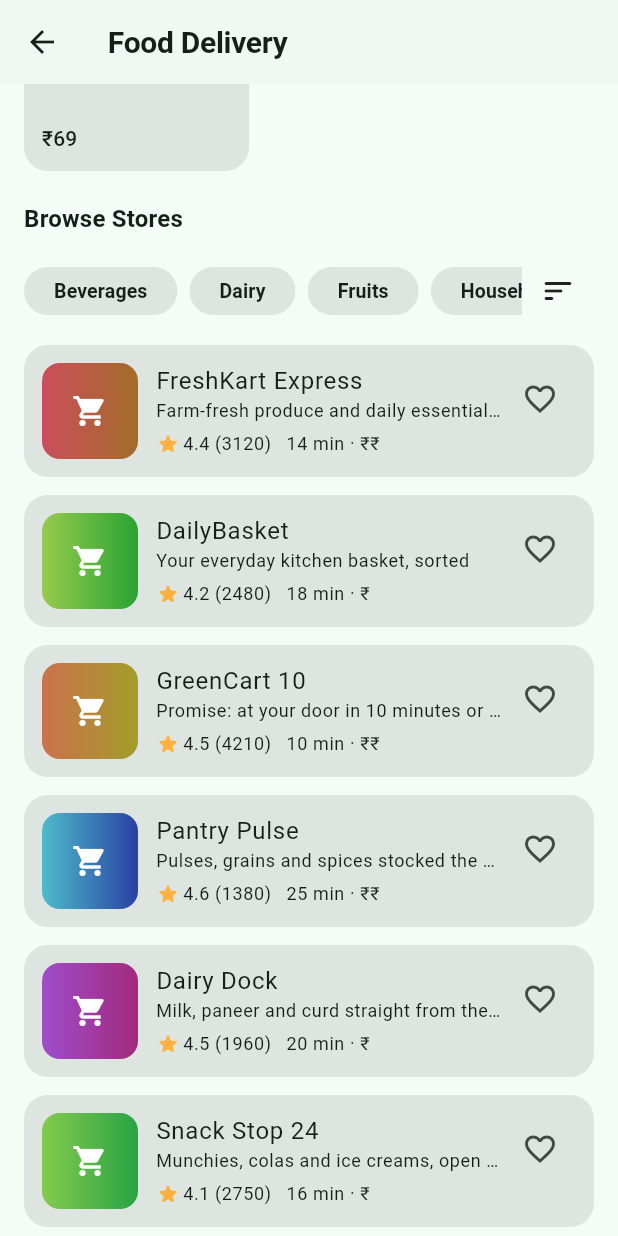
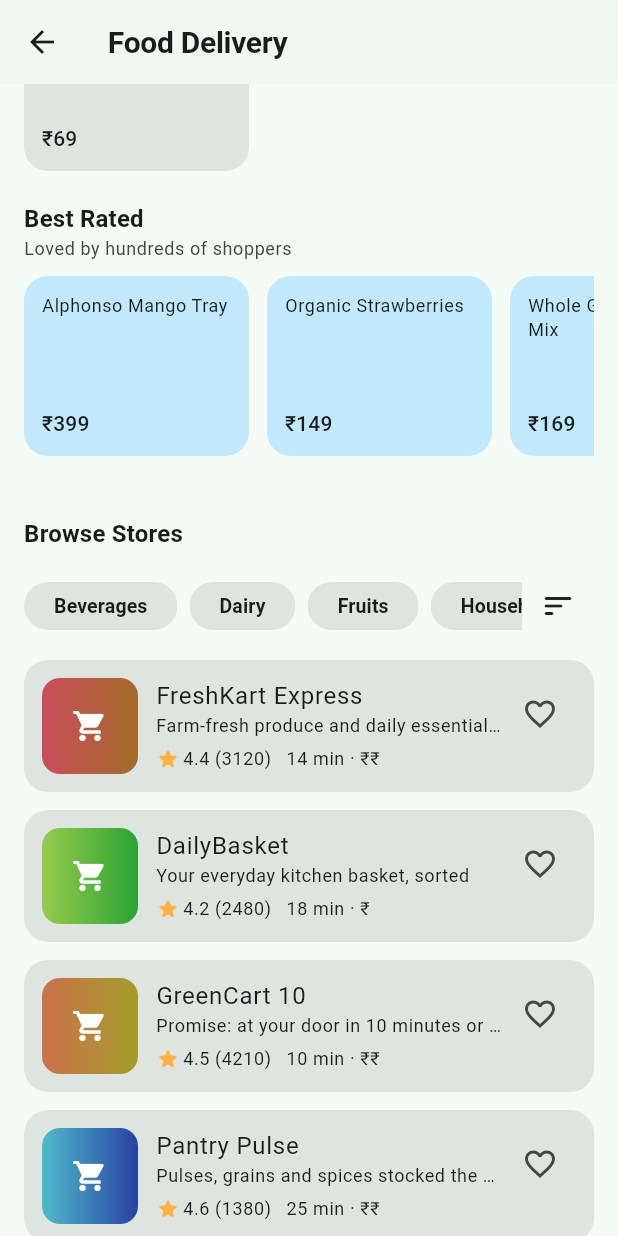
Before and after one commit to baseer-ind/spendzero, a Flutter app: the GroceryHomeScreen screen opened directly with sample values from the repository, scrolled down 1152 dp, on a phone screen of 412 x 824 dp. Run offline on Flutter 3.47's test engine with Material 3 defaults, Android fonts, the phone set to English and light mode, and no system bars; our stand-ins replace flutter_riverpod, go_router, shared_preferences; accounts and stored records are empty.

Commit message:
Add Best Rated and Hidden Gems discovery rails to Grocery vertical

```diff
--- a/spendzero/mobile/lib/core/data/local/grocery_seed_data.dart
+++ b/spendzero/mobile/lib/core/data/local/grocery_seed_data.dart
@@ -2235,3 +2235,19 @@ List<GroceryProduct> pantryStaples() => allGroceryProducts
 /// Snack-drawer refill collection.
 List<GroceryProduct> snackAttack() =>
     allGroceryProducts.where((p) => p.tags.contains('snack') && p.isTrending).toList();
+
+/// Top-rated products with a meaningful number of reviews.
+List<GroceryProduct> bestRatedGroceryProducts() {
+  final eligible = allGroceryProducts.where((p) => p.reviewCount >= 50).toList()
+    ..sort((a, b) => b.rating.compareTo(a.rating));
+  return eligible.take(12).toList();
+}
+
+/// Highly rated but under-discovered products.
+List<GroceryProduct> hiddenGemGroceryProducts() {
+  final eligible = allGroceryProducts
+      .where((p) => p.rating >= 4.4 && p.reviewCount < 50)
+      .toList()
+    ..sort((a, b) => b.rating.compareTo(a.rating));
+  return eligible.take(12).toList();
+}
--- a/spendzero/mobile/lib/features/grocery/presentation/grocery_home_screen.dart
+++ b/spendzero/mobile/lib/features/grocery/presentation/grocery_home_screen.dart
@@ -246,6 +246,22 @@ class _GroceryHomeScreenState extends ConsumerState<GroceryHomeScreen> {
                 subtitle: 'Trending in everyone\'s snack drawer',
                 items: snackAttack(),
                 accentColor: (c) => Theme.of(c).colorScheme.surfaceContainerHighest,
+                categoryId: widget.category.id,
+              ),
+              const SizedBox(height: 20),
+              _GroceryCollectionRail(
+                title: 'Best Rated',
+                subtitle: 'Loved by hundreds of shoppers',
+                items: bestRatedGroceryProducts(),
+                accentColor: (c) => Theme.of(c).colorScheme.tertiaryContainer,
+                categoryId: widget.category.id,
+              ),
+              const SizedBox(height: 20),
+              _GroceryCollectionRail(
+                title: 'Hidden Gems',
+                subtitle: 'High ratings, still flying under the radar',
+                items: hiddenGemGroceryProducts(),
+                accentColor: (c) => Theme.of(c).colorScheme.secondaryContainer,
                 categoryId: widget.category.id,
               ),
               const SizedBox(height: 20),
```
